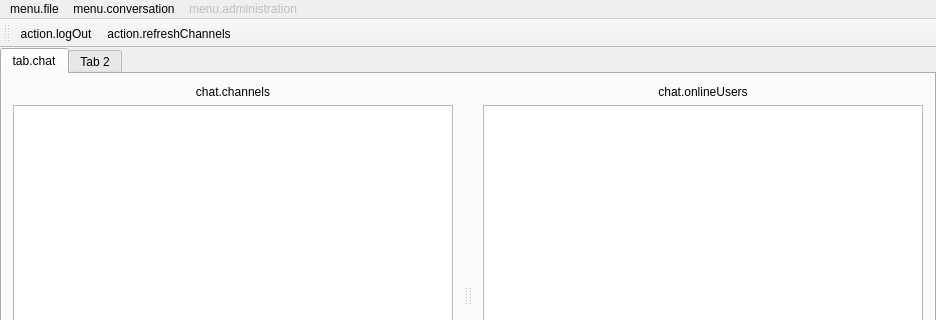
Above: CTP-client/mainwindow.ui from george99g/CTP before the change; both pictures show x 0 to 936 and y 0 to 320 of the 936 by 540 pixel window. Below: the same form after it.
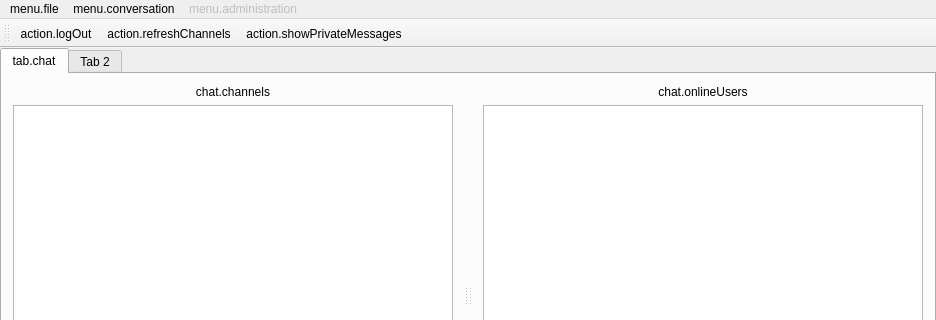
That is the form after the change.

What changed in the file:
```diff
--- a/CTP-client/mainwindow.ui
+++ b/CTP-client/mainwindow.ui
@@ -184,6 +184,7 @@
    </attribute>
    <addaction name="actionLogOut"/>
    <addaction name="actionRefreshChannels"/>
+   <addaction name="actionShowPrivateMessages"/>
   </widget>
   <widget class="QStatusBar" name="statusBar"/>
   <action name="actionExit">
@@ -216,6 +217,11 @@
     <string>action.sendQuery</string>
    </property>
   </action>
+  <action name="actionShowPrivateMessages">
+   <property name="text">
+    <string>action.showPrivateMessages</string>
+   </property>
+  </action>
  </widget>
  <layoutdefault spacing="6" margin="11"/>
  <resources/>
```
Left out of the diff: 1 changed line with no effect on the pictures.
